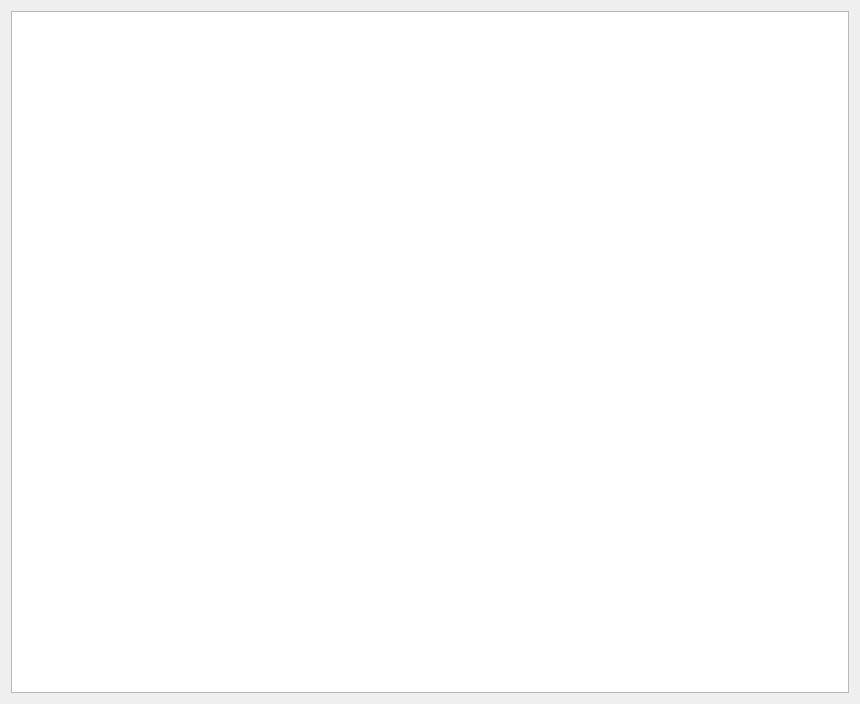
Above: vkconfig/dlghelp.ui from LunarG/VulkanTools before the change. Below: the same form after it.
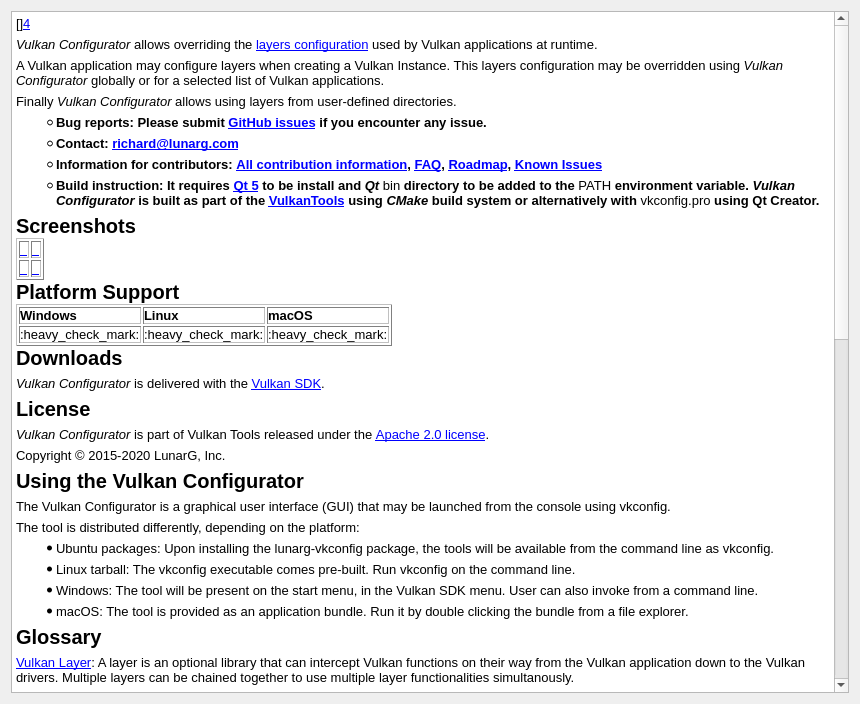
That is the form after the change. Icons and pictures are not drawn.

Commit message: vkconfig2: Help fixes

```diff
--- a/vkconfig/dlghelp.ui
+++ b/vkconfig/dlghelp.ui
@@ -27,7 +27,113 @@
 &lt;html&gt;&lt;head&gt;&lt;meta name=&quot;qrichtext&quot; content=&quot;1&quot; /&gt;&lt;style type=&quot;text/css&quot;&gt;
 p, li { white-space: pre-wrap; }
 &lt;/style&gt;&lt;/head&gt;&lt;body style=&quot; font-family:'Arial'; font-size:10pt; font-weight:400; font-style:normal;&quot;&gt;
-&lt;p style=&quot;-qt-paragraph-type:empty; margin-top:0px; margin-bottom:0px; margin-left:0px; margin-right:0px; -qt-block-indent:0; text-indent:0px;&quot;&gt;&lt;br /&gt;&lt;/p&gt;&lt;/body&gt;&lt;/html&gt;</string>
+&lt;p style=&quot; margin-top:12px; margin-bottom:12px; margin-left:0px; margin-right:0px; -qt-block-indent:0; text-indent:0px;&quot;&gt;&lt;img src=&quot;./images/NewLunarGLogoBlack.png&quot; width=&quot;198&quot; /&gt;&lt;img src=&quot;./images/vulkan_configurator.png&quot; width=&quot;400&quot; /&gt;&lt;/p&gt;
+&lt;p style=&quot; margin-top:6px; margin-bottom:6px; margin-left:0px; margin-right:0px; -qt-block-indent:0; text-indent:0px;&quot;&gt;[&lt;img src=&quot;https://i.creativecommons.org/l/by-nd/4.0/88x31.png&quot; alt=&quot;Creative Commons&quot; title=&quot;Creative Commons License&quot; /&gt;]&lt;a href=&quot;https://creativecommons.org/licenses/by-nd/4.0/&quot;&gt;&lt;span style=&quot; color:#0000ff;&quot;&gt;4&lt;/span&gt;&lt;/a&gt;&lt;/p&gt;
+&lt;p style=&quot; margin-top:6px; margin-bottom:6px; margin-left:0px; margin-right:0px; -qt-block-indent:0; text-indent:0px;&quot;&gt;&lt;span style=&quot; font-style:italic;&quot;&gt;Vulkan Configurator&lt;/span&gt; allows overriding the &lt;a href=&quot;https://github.com/KhronosGroup/Vulkan-Loader/blob/master/loader/LoaderAndLayerInterface.md#layers&quot;&gt;&lt;span style=&quot; color:#0000ff;&quot;&gt;layers configuration&lt;/span&gt;&lt;/a&gt; used by Vulkan applications at runtime.&lt;/p&gt;
+&lt;p style=&quot; margin-top:6px; margin-bottom:6px; margin-left:0px; margin-right:0px; -qt-block-indent:0; text-indent:0px;&quot;&gt;A Vulkan application may configure layers when creating a Vulkan Instance. This layers configuration may be overridden using &lt;span style=&quot; font-style:italic;&quot;&gt;Vulkan Configurator&lt;/span&gt; globally or for a selected list of Vulkan applications.&lt;/p&gt;
+&lt;p style=&quot; margin-top:6px; margin-bottom:6px; margin-left:0px; margin-right:0px; -qt-block-indent:0; text-indent:0px;&quot;&gt;Finally &lt;span style=&quot; font-style:italic;&quot;&gt;Vulkan Configurator&lt;/span&gt; allows using layers from user-defined directories.&lt;/p&gt;
+&lt;ul type=&quot;circle&quot; style=&quot;margin-top: 0px; margin-bottom: 0px; margin-left: 0px; margin-right: 0px; -qt-list-indent: 1;&quot;&gt;&lt;li style=&quot; font-weight:600;&quot; style=&quot; margin-top:6px; margin-bottom:6px; margin-left:0px; margin-right:0px; -qt-block-indent:0; text-indent:0px;&quot;&gt;Bug reports: Please submit &lt;a href=&quot;https://github.com/LunarG/VulkanTools/issues&quot;&gt;&lt;span style=&quot; color:#0000ff;&quot;&gt;GitHub issues&lt;/span&gt;&lt;/a&gt; if you encounter any issue.&lt;/li&gt;
+&lt;li style=&quot; font-weight:600;&quot; style=&quot; margin-top:6px; margin-bottom:6px; margin-left:0px; margin-right:0px; -qt-block-indent:0; text-indent:0px;&quot;&gt;Contact: &lt;a href=&quot;mailto:richard@lunarg.com&quot;&gt;&lt;span style=&quot; color:#0000ff;&quot;&gt;richard@lunarg.com&lt;/span&gt;&lt;/a&gt;&lt;/li&gt;
+&lt;li style=&quot; font-weight:600;&quot; style=&quot; margin-top:6px; margin-bottom:6px; margin-left:0px; margin-right:0px; -qt-block-indent:0; text-indent:0px;&quot;&gt;Information for contributors: &lt;a href=&quot;../CONTRIBUTING.md&quot;&gt;&lt;span style=&quot; color:#0000ff;&quot;&gt;All contribution information&lt;/span&gt;&lt;/a&gt;, &lt;a href=&quot;#faq&quot;&gt;&lt;span style=&quot; color:#0000ff;&quot;&gt;FAQ&lt;/span&gt;&lt;/a&gt;, &lt;a href=&quot;#roadmap&quot;&gt;&lt;span style=&quot; color:#0000ff;&quot;&gt;Roadmap&lt;/span&gt;&lt;/a&gt;, &lt;a href=&quot;#known-issues&quot;&gt;&lt;span style=&quot; color:#0000ff;&quot;&gt;Known Issues&lt;/span&gt;&lt;/a&gt;&lt;/li&gt;
+&lt;li style=&quot; font-weight:600;&quot; style=&quot; margin-top:6px; margin-bottom:6px; margin-left:0px; margin-right:0px; -qt-block-indent:0; text-indent:0px;&quot;&gt;Build instruction: It requires &lt;a href=&quot;https://www.qt.io/download&quot;&gt;&lt;span style=&quot; color:#0000ff;&quot;&gt;Qt 5&lt;/span&gt;&lt;/a&gt; to be install and &lt;span style=&quot; font-style:italic;&quot;&gt;Qt&lt;/span&gt; &lt;span style=&quot; font-family:'Courier New'; font-weight:400;&quot;&gt;bin&lt;/span&gt; directory to be added to the &lt;span style=&quot; font-family:'Courier New'; font-weight:400;&quot;&gt;PATH&lt;/span&gt; environment variable. &lt;span style=&quot; font-style:italic;&quot;&gt;Vulkan Configurator&lt;/span&gt; is built as part of the &lt;a href=&quot;../BUILD.md&quot;&gt;&lt;span style=&quot; color:#0000ff;&quot;&gt;VulkanTools&lt;/span&gt;&lt;/a&gt; using &lt;span style=&quot; font-style:italic;&quot;&gt;CMake&lt;/span&gt; build system or alternatively with &lt;span style=&quot; font-family:'Courier New'; font-weight:400;&quot;&gt;vkconfig.pro&lt;/span&gt; using Qt Creator.&lt;/li&gt;&lt;/ul&gt;
+&lt;h2 style=&quot; margin-top:0px; margin-bottom:0px; margin-left:0px; margin-right:0px; -qt-block-indent:0; text-indent:0px;&quot;&gt;&lt;span style=&quot; font-size:x-large; font-weight:600;&quot;&gt;Screenshots&lt;/span&gt;&lt;/h2&gt;
+&lt;table border=&quot;1&quot; cellspacing=&quot;2&quot;&gt;
+&lt;tr&gt;
+&lt;td&gt;
+&lt;p style=&quot; margin-top:0px; margin-bottom:0px; margin-left:0px; margin-right:0px; -qt-block-indent:0; text-indent:0px;&quot;&gt;&lt;a href=&quot;./images/main_window.png&quot;&gt;&lt;span style=&quot; color:#0000ff;&quot;&gt; &lt;/span&gt;&lt;/a&gt;&lt;img src=&quot;./images/main_window_320px.png&quot; alt=&quot;Main Window&quot; title=&quot;&quot; /&gt;&lt;a href=&quot;./images/main_window.png&quot;&gt;&lt;span style=&quot; color:#0000ff;&quot;&gt; &lt;/span&gt;&lt;/a&gt;&lt;/p&gt;&lt;/td&gt;
+&lt;td&gt;
+&lt;p style=&quot; margin-top:0px; margin-bottom:0px; margin-left:0px; margin-right:0px; -qt-block-indent:0; text-indent:0px;&quot;&gt;&lt;a href=&quot;./images/multiple_layers.png&quot;&gt;&lt;span style=&quot; color:#0000ff;&quot;&gt; &lt;/span&gt;&lt;/a&gt;&lt;img src=&quot;./images/multiple_layers_320px.png&quot; alt=&quot;Overriding multiple layers&quot; title=&quot;&quot; /&gt;&lt;a href=&quot;./images/multiple_layers.png&quot;&gt;&lt;span style=&quot; color:#0000ff;&quot;&gt; &lt;/span&gt;&lt;/a&gt;&lt;/p&gt;&lt;/td&gt;&lt;/tr&gt;
+&lt;tr&gt;
+&lt;td&gt;
+&lt;p style=&quot; margin-top:0px; margin-bottom:0px; margin-left:0px; margin-right:0px; -qt-block-indent:0; text-indent:0px;&quot;&gt;&lt;a href=&quot;./images/launcher.png&quot;&gt;&lt;span style=&quot; color:#0000ff;&quot;&gt; &lt;/span&gt;&lt;/a&gt;&lt;img src=&quot;./images/launcher_320px.png&quot; alt=&quot;Vulkan Applications launchers&quot; title=&quot;&quot; /&gt;&lt;a href=&quot;./images/launcher.png&quot;&gt;&lt;span style=&quot; color:#0000ff;&quot;&gt; &lt;/span&gt;&lt;/a&gt;&lt;/p&gt;&lt;/td&gt;
+&lt;td&gt;
+&lt;p style=&quot; margin-top:0px; margin-bottom:0px; margin-left:0px; margin-right:0px; -qt-block-indent:0; text-indent:0px;&quot;&gt;&lt;a href=&quot;./images/layers_selection_and_ordering.png&quot;&gt;&lt;span style=&quot; color:#0000ff;&quot;&gt; &lt;/span&gt;&lt;/a&gt;&lt;img src=&quot;./images/layers_selection_and_ordering_320px.png&quot; alt=&quot;Vulkan Layers slection and ordering &quot; title=&quot;&quot; /&gt;&lt;a href=&quot;./images/layers_selection_and_ordering.png&quot;&gt;&lt;span style=&quot; color:#0000ff;&quot;&gt; &lt;/span&gt;&lt;/a&gt;&lt;/p&gt;&lt;/td&gt;&lt;/tr&gt;&lt;/table&gt;
+&lt;h2 style=&quot; margin-top:0px; margin-bottom:0px; margin-left:0px; margin-right:0px; -qt-block-indent:0; text-indent:0px;&quot;&gt;&lt;span style=&quot; font-size:x-large; font-weight:600;&quot;&gt;Platform Support&lt;/span&gt;&lt;/h2&gt;
+&lt;table border=&quot;1&quot; cellspacing=&quot;2&quot;&gt;
+&lt;tr&gt;
+&lt;td&gt;
+&lt;p style=&quot; margin-top:0px; margin-bottom:0px; margin-left:0px; margin-right:0px; -qt-block-indent:0; text-indent:0px;&quot;&gt;&lt;span style=&quot; font-weight:600;&quot;&gt;Windows&lt;/span&gt;&lt;/p&gt;&lt;/td&gt;
+&lt;td&gt;
+&lt;p style=&quot; margin-top:0px; margin-bottom:0px; margin-left:0px; margin-right:0px; -qt-block-indent:0; text-indent:0px;&quot;&gt;&lt;span style=&quot; font-weight:600;&quot;&gt;Linux&lt;/span&gt;&lt;/p&gt;&lt;/td&gt;
+&lt;td&gt;
+&lt;p style=&quot; margin-top:0px; margin-bottom:0px; margin-left:0px; margin-right:0px; -qt-block-indent:0; text-indent:0px;&quot;&gt;&lt;span style=&quot; font-weight:600;&quot;&gt;macOS&lt;/span&gt;&lt;/p&gt;&lt;/td&gt;&lt;/tr&gt;
+&lt;tr&gt;
+&lt;td&gt;
+&lt;p style=&quot; margin-top:0px; margin-bottom:0px; margin-left:0px; margin-right:0px; -qt-block-indent:0; text-indent:0px;&quot;&gt;:heavy_check_mark:&lt;/p&gt;&lt;/td&gt;
+&lt;td&gt;
+&lt;p style=&quot; margin-top:0px; margin-bottom:0px; margin-left:0px; margin-right:0px; -qt-block-indent:0; text-indent:0px;&quot;&gt;:heavy_check_mark:&lt;/p&gt;&lt;/td&gt;
+&lt;td&gt;
+&lt;p style=&quot; margin-top:0px; margin-bottom:0px; margin-left:0px; margin-right:0px; -qt-block-indent:0; text-indent:0px;&quot;&gt;:heavy_check_mark:&lt;/p&gt;&lt;/td&gt;&lt;/tr&gt;&lt;/table&gt;
+&lt;h2 style=&quot; margin-top:0px; margin-bottom:0px; margin-left:0px; margin-right:0px; -qt-block-indent:0; text-indent:0px;&quot;&gt;&lt;span style=&quot; font-size:x-large; font-weight:600;&quot;&gt;Downloads&lt;/span&gt;&lt;/h2&gt;
+&lt;p style=&quot; margin-top:6px; margin-bottom:6px; margin-left:0px; margin-right:0px; -qt-block-indent:0; text-indent:0px;&quot;&gt;&lt;span style=&quot; font-style:italic;&quot;&gt;Vulkan Configurator&lt;/span&gt; is delivered with the &lt;a href=&quot;https://vulkan.lunarg.com/sdk/home&quot;&gt;&lt;span style=&quot; color:#0000ff;&quot;&gt;Vulkan SDK&lt;/span&gt;&lt;/a&gt;.&lt;/p&gt;
+&lt;h2 style=&quot; margin-top:0px; margin-bottom:0px; margin-left:0px; margin-right:0px; -qt-block-indent:0; text-indent:0px;&quot;&gt;&lt;span style=&quot; font-size:x-large; font-weight:600;&quot;&gt;License&lt;/span&gt;&lt;/h2&gt;
+&lt;p style=&quot; margin-top:6px; margin-bottom:6px; margin-left:0px; margin-right:0px; -qt-block-indent:0; text-indent:0px;&quot;&gt;&lt;span style=&quot; font-style:italic;&quot;&gt;Vulkan Configurator&lt;/span&gt; is part of Vulkan Tools released under the &lt;a href=&quot;../LICENSE.txt&quot;&gt;&lt;span style=&quot; color:#0000ff;&quot;&gt;Apache 2.0 license&lt;/span&gt;&lt;/a&gt;.&lt;/p&gt;
+&lt;p style=&quot; margin-top:6px; margin-bottom:6px; margin-left:0px; margin-right:0px; -qt-block-indent:0; text-indent:0px;&quot;&gt;Copyright © 2015-2020 LunarG, Inc.&lt;/p&gt;
+&lt;h2 style=&quot; margin-top:0px; margin-bottom:0px; margin-left:0px; margin-right:0px; -qt-block-indent:0; text-indent:0px;&quot;&gt;&lt;span style=&quot; font-size:x-large; font-weight:600;&quot;&gt;Using the Vulkan Configurator&lt;/span&gt;&lt;/h2&gt;
+&lt;p style=&quot; margin-top:6px; margin-bottom:6px; margin-left:0px; margin-right:0px; -qt-block-indent:0; text-indent:0px;&quot;&gt;The Vulkan Configurator is a graphical user interface (GUI) that may be launched from the console using &lt;span style=&quot; font-family:'Courier New';&quot;&gt;vkconfig&lt;/span&gt;.&lt;/p&gt;
+&lt;p style=&quot; margin-top:6px; margin-bottom:6px; margin-left:0px; margin-right:0px; -qt-block-indent:0; text-indent:0px;&quot;&gt;The tool is distributed differently, depending on the platform:&lt;/p&gt;
+&lt;ul style=&quot;margin-top: 0px; margin-bottom: 0px; margin-left: 0px; margin-right: 0px; -qt-list-indent: 1;&quot;&gt;&lt;li style=&quot; margin-top:6px; margin-bottom:6px; margin-left:0px; margin-right:0px; -qt-block-indent:0; text-indent:0px;&quot;&gt;Ubuntu packages: Upon installing the &lt;span style=&quot; font-family:'Courier New';&quot;&gt;lunarg-vkconfig&lt;/span&gt; package, the tools will be available from the command line as &lt;span style=&quot; font-family:'Courier New';&quot;&gt;vkconfig&lt;/span&gt;.&lt;/li&gt;
+&lt;li style=&quot; margin-top:6px; margin-bottom:6px; margin-left:0px; margin-right:0px; -qt-block-indent:0; text-indent:0px;&quot;&gt;Linux tarball: The vkconfig executable comes pre-built. Run vkconfig on the command line.&lt;/li&gt;
+&lt;li style=&quot; margin-top:6px; margin-bottom:6px; margin-left:0px; margin-right:0px; -qt-block-indent:0; text-indent:0px;&quot;&gt;Windows: The tool will be present on the start menu, in the Vulkan SDK menu. User can also invoke from a command line.&lt;/li&gt;
+&lt;li style=&quot; margin-top:6px; margin-bottom:6px; margin-left:0px; margin-right:0px; -qt-block-indent:0; text-indent:0px;&quot;&gt;macOS: The tool is provided as an application bundle. Run it by double clicking the bundle from a file explorer.&lt;/li&gt;&lt;/ul&gt;
+&lt;h2 style=&quot; margin-top:0px; margin-bottom:0px; margin-left:0px; margin-right:0px; -qt-block-indent:0; text-indent:0px;&quot;&gt;&lt;span style=&quot; font-size:x-large; font-weight:600;&quot;&gt;Glossary&lt;/span&gt;&lt;/h2&gt;
+&lt;p style=&quot; margin-top:6px; margin-bottom:6px; margin-left:0px; margin-right:0px; -qt-block-indent:0; text-indent:0px;&quot;&gt;&lt;a href=&quot;https://github.com/KhronosGroup/Vulkan-Loader/blob/master/loader/LoaderAndLayerInterface.md#layers&quot;&gt;&lt;span style=&quot; color:#0000ff;&quot;&gt;Vulkan Layer&lt;/span&gt;&lt;/a&gt;: A layer is an optional library that can intercept Vulkan functions on their way from the Vulkan application down to the Vulkan drivers. Multiple layers can be chained together to use multiple layer functionalities simultanously.&lt;/p&gt;
+&lt;p style=&quot; margin-top:6px; margin-bottom:6px; margin-left:0px; margin-right:0px; -qt-block-indent:0; text-indent:0px;&quot;&gt;&lt;span style=&quot; font-weight:600;&quot;&gt;Vulkan Layers Configuration&lt;/span&gt;: A collection of Vulkan Layers executed in &lt;a href=&quot;./vkconfig.md#vulkan-layers-execution-order-overview&quot;&gt;&lt;span style=&quot; color:#0000ff;&quot;&gt;a specific order&lt;/span&gt;&lt;/a&gt; with specific settings for each layer.&lt;/p&gt;
+&lt;p style=&quot; margin-top:6px; margin-bottom:6px; margin-left:0px; margin-right:0px; -qt-block-indent:0; text-indent:0px;&quot;&gt;&lt;span style=&quot; font-weight:600;&quot;&gt;Vulkan &lt;/span&gt;&lt;a href=&quot;https://github.com/KhronosGroup/Vulkan-Loader/blob/master/loader/LoaderAndLayerInterface.md#implicit-vs-explicit-layers&quot;&gt;&lt;span style=&quot; color:#0000ff;&quot;&gt;Explicit Layers vs Implicit Layer&lt;/span&gt;&lt;/a&gt;: An explicit layer has to be explicitly activated by the user from source in &lt;span style=&quot; font-family:'Courier New';&quot;&gt;vkCreateInstance&lt;/span&gt;, using Vulkan Configurator or &lt;span style=&quot; font-family:'Courier New';&quot;&gt;VK_INSTANCE_LAYERS&lt;/span&gt; environment variable. Implicit layers are enabled by their existence on the system by default.&lt;/p&gt;
+&lt;p style=&quot; margin-top:6px; margin-bottom:6px; margin-left:0px; margin-right:0px; -qt-block-indent:0; text-indent:0px;&quot;&gt;&lt;span style=&quot; font-weight:600;&quot;&gt;Vulkan &lt;/span&gt;&lt;a href=&quot;https://github.com/KhronosGroup/Vulkan-Loader/blob/master/loader/LoaderAndLayerInterface.md#meta-layers&quot;&gt;&lt;span style=&quot; color:#0000ff;&quot;&gt;Meta-Layer&lt;/span&gt;&lt;/a&gt;: Meta-layers are a special kind of layer which is only available through the desktop &lt;a href=&quot;https://github.com/KhronosGroup/Vulkan-Loader&quot;&gt;&lt;span style=&quot; color:#0000ff;&quot;&gt;Vulkan Loader&lt;/span&gt;&lt;/a&gt;. While usual layers are associated with one particular library, a meta-layer is actually a collection layer which contains an ordered list of other layers called &lt;span style=&quot; font-style:italic;&quot;&gt;component layers&lt;/span&gt;.&lt;/p&gt;
+&lt;p style=&quot; margin-top:6px; margin-bottom:6px; margin-left:0px; margin-right:0px; -qt-block-indent:0; text-indent:0px;&quot;&gt;&lt;a href=&quot;https://github.com/KhronosGroup/Vulkan-Loader/blob/master/loader/LoaderAndLayerInterface.md##override-meta-layer&quot;&gt;&lt;span style=&quot; color:#0000ff;&quot;&gt;Vulkan Override Layer&lt;/span&gt;&lt;/a&gt;: The Vulkan Override Layer is an implicit meta-layer found on the system with the name &lt;span style=&quot; font-family:'Courier New';&quot;&gt;VK_LAYER_LUNARG_override&lt;/span&gt;. It is the mechanism used by &lt;span style=&quot; font-style:italic;&quot;&gt;Vulkan Configurator&lt;/span&gt; to override Vulkan applications layers. This layer contains:&lt;/p&gt;
+&lt;ul style=&quot;margin-top: 0px; margin-bottom: 0px; margin-left: 0px; margin-right: 0px; -qt-list-indent: 1;&quot;&gt;&lt;li style=&quot; margin-top:6px; margin-bottom:6px; margin-left:0px; margin-right:0px; -qt-block-indent:0; text-indent:0px;&quot;&gt;The ordered list of layers to activate&lt;/li&gt;
+&lt;li style=&quot; margin-top:6px; margin-bottom:6px; margin-left:0px; margin-right:0px; -qt-block-indent:0; text-indent:0px;&quot;&gt;The list of layers to exclude from execution&lt;/li&gt;
+&lt;li style=&quot; margin-top:6px; margin-bottom:6px; margin-left:0px; margin-right:0px; -qt-block-indent:0; text-indent:0px;&quot;&gt;The list of paths to executables that the layers override applies to. If this list is empty, the override is applied to every application upon startup. This feature can be configured with Vulkan Configurator when&lt;/li&gt;&lt;/ul&gt;
+&lt;p style=&quot; margin-top:6px; margin-bottom:6px; margin-left:0px; margin-right:0px; -qt-block-indent:0; text-indent:0px;&quot;&gt;&lt;span style=&quot; font-weight:600;&quot;&gt;Vulkan Layer settings&lt;/span&gt;: Per layer settings loaded by each layer library and stored in the &lt;span style=&quot; font-family:'Courier New';&quot;&gt;vk_layer_settings.txt&lt;/span&gt; file. This file is located either next to the Vulkan application executable or set globally, applied to all Vulkan applications. These settings are described &lt;a href=&quot;https://github.com/KhronosGroup/Vulkan-ValidationLayers/blob/master/layers/vk_layer_settings.txt&quot;&gt;&lt;span style=&quot; color:#0000ff;&quot;&gt;here for VK_LAYER_KHRONOS_validation&lt;/span&gt;&lt;/a&gt; and &lt;a href=&quot;https://github.com/LunarG/VulkanTools/blob/master/layersvt/vk_layer_settings.txt&quot;&gt;&lt;span style=&quot; color:#0000ff;&quot;&gt;here for other layers created by LunarG&lt;/span&gt;&lt;/a&gt;.&lt;/p&gt;
+&lt;h2 style=&quot; margin-top:0px; margin-bottom:0px; margin-left:0px; margin-right:0px; -qt-block-indent:0; text-indent:0px;&quot;&gt;&lt;span style=&quot; font-size:x-large; font-weight:600;&quot;&gt;Vulkan Layers execution order overview&lt;/span&gt;&lt;/h2&gt;
+&lt;p style=&quot; margin-top:6px; margin-bottom:6px; margin-left:0px; margin-right:0px; -qt-block-indent:0; text-indent:0px;&quot;&gt;&lt;a href=&quot;./images/vulkan_layers_order.png&quot;&gt;&lt;span style=&quot; color:#0000ff;&quot;&gt; &lt;/span&gt;&lt;/a&gt;&lt;img src=&quot;./images/vulkan_layers_order_small.png&quot; alt=&quot;Vulkan Loader&quot; title=&quot;&quot; /&gt;&lt;a href=&quot;./images/vulkan_layers_order.png&quot;&gt;&lt;span style=&quot; color:#0000ff;&quot;&gt; &lt;/span&gt;&lt;/a&gt;&lt;/p&gt;
+&lt;h2 style=&quot; margin-top:0px; margin-bottom:0px; margin-left:0px; margin-right:0px; -qt-block-indent:0; text-indent:0px;&quot;&gt;&lt;span style=&quot; font-size:x-large; font-weight:600;&quot;&gt;Vulkan Loader and Layers design overview&lt;/span&gt;&lt;/h2&gt;
+&lt;p style=&quot; margin-top:6px; margin-bottom:6px; margin-left:0px; margin-right:0px; -qt-block-indent:0; text-indent:0px;&quot;&gt;&lt;a href=&quot;./images/vulkan_loader.png&quot;&gt;&lt;span style=&quot; color:#0000ff;&quot;&gt; &lt;/span&gt;&lt;/a&gt;&lt;img src=&quot;./images/vulkan_loader_640px.png&quot; alt=&quot;Vulkan Loader&quot; title=&quot;&quot; /&gt;&lt;a href=&quot;./images/vulkan_loader.png&quot;&gt;&lt;span style=&quot; color:#0000ff;&quot;&gt; &lt;/span&gt;&lt;/a&gt;&lt;/p&gt;
+&lt;p style=&quot; margin-top:6px; margin-bottom:6px; margin-left:0px; margin-right:0px; -qt-block-indent:0; text-indent:0px;&quot;&gt;For detailed information, read the &lt;a href=&quot;https://github.com/KhronosGroup/Vulkan-Loader/blob/master/loader/LoaderAndLayerInterface.md&quot;&gt;&lt;span style=&quot; color:#0000ff;&quot;&gt;Architecture of the Vulkan Loader Interfaces&lt;/span&gt;&lt;/a&gt; document.&lt;/p&gt;
+&lt;h2 style=&quot; margin-top:0px; margin-bottom:0px; margin-left:0px; margin-right:0px; -qt-block-indent:0; text-indent:0px;&quot;&gt;&lt;span style=&quot; font-size:x-large; font-weight:600;&quot;&gt;OS User-Specific Modifications&lt;/span&gt;&lt;/h2&gt;
+&lt;p style=&quot; margin-top:6px; margin-bottom:6px; margin-left:0px; margin-right:0px; -qt-block-indent:0; text-indent:0px;&quot;&gt;The &lt;span style=&quot; font-style:italic;&quot;&gt;Vulkan Configurator&lt;/span&gt; does not make any system-wide changes to a system, but it does make user-specific changes. These changes are documented below:&lt;/p&gt;
+&lt;h3 style=&quot; margin-top:0px; margin-bottom:0px; margin-left:0px; margin-right:0px; -qt-block-indent:0; text-indent:0px;&quot;&gt;&lt;span style=&quot; font-size:large; font-weight:600;&quot;&gt;Linux and macOS&lt;/span&gt;&lt;/h3&gt;
+&lt;p style=&quot; margin-top:6px; margin-bottom:6px; margin-left:0px; margin-right:0px; -qt-block-indent:0; text-indent:0px;&quot;&gt;Unix systems store files in the following paths:&lt;/p&gt;
+&lt;ul style=&quot;margin-top: 0px; margin-bottom: 0px; margin-left: 0px; margin-right: 0px; -qt-list-indent: 1;&quot;&gt;&lt;li style=&quot; font-family:'Courier New';&quot; style=&quot; margin-top:6px; margin-bottom:6px; margin-left:0px; margin-right:0px; -qt-block-indent:0; text-indent:0px;&quot;&gt;$HOME/.local/share/vulkan/implicit_layer.d/VkLayer_override.json tells a Vulkan application which layers to use&lt;/li&gt;
+&lt;li style=&quot; font-family:'Courier New';&quot; style=&quot; margin-top:6px; margin-bottom:6px; margin-left:0px; margin-right:0px; -qt-block-indent:0; text-indent:0px;&quot;&gt;$HOME/.local/share/vulkan/settings.d/vk_layer_settings.txt tells Vulkan layers which settings to use&lt;/li&gt;
+&lt;li style=&quot; font-family:'Courier New';&quot; style=&quot; margin-top:6px; margin-bottom:6px; margin-left:0px; margin-right:0px; -qt-block-indent:0; text-indent:0px;&quot;&gt;$HOME/.config/LunarG/vkconfig.conf stores the application settings for vkconfig&lt;/li&gt;&lt;/ul&gt;
+&lt;h3 style=&quot; margin-top:0px; margin-bottom:0px; margin-left:0px; margin-right:0px; -qt-block-indent:0; text-indent:0px;&quot;&gt;&lt;span style=&quot; font-size:large; font-weight:600;&quot;&gt;Windows&lt;/span&gt;&lt;/h3&gt;
+&lt;p style=&quot; margin-top:6px; margin-bottom:6px; margin-left:0px; margin-right:0px; -qt-block-indent:0; text-indent:0px;&quot;&gt;Windows systems store files in the following paths:&lt;/p&gt;
+&lt;ul style=&quot;margin-top: 0px; margin-bottom: 0px; margin-left: 0px; margin-right: 0px; -qt-list-indent: 1;&quot;&gt;&lt;li style=&quot; font-family:'Courier New';&quot; style=&quot; margin-top:6px; margin-bottom:6px; margin-left:0px; margin-right:0px; -qt-block-indent:0; text-indent:0px;&quot;&gt;%TEMP%\VulkanLayerManager\VkLayerOverride.json tells a Vulkan application which layers to use&lt;/li&gt;
+&lt;li style=&quot; font-family:'Courier New';&quot; style=&quot; margin-top:6px; margin-bottom:6px; margin-left:0px; margin-right:0px; -qt-block-indent:0; text-indent:0px;&quot;&gt;%TEMP%\VulkanLayerManager\vk_layer_settings.txt tells Vulkan layers which settings to use&lt;/li&gt;&lt;/ul&gt;
+&lt;p style=&quot; margin-top:6px; margin-bottom:6px; margin-left:0px; margin-right:0px; -qt-block-indent:0; text-indent:0px;&quot;&gt;In addition, Windows system create registry entries in the following locations:&lt;/p&gt;
+&lt;ul style=&quot;margin-top: 0px; margin-bottom: 0px; margin-left: 0px; margin-right: 0px; -qt-list-indent: 1;&quot;&gt;&lt;li style=&quot; font-family:'Courier New';&quot; style=&quot; margin-top:6px; margin-bottom:6px; margin-left:0px; margin-right:0px; -qt-block-indent:0; text-indent:0px;&quot;&gt;HKEY_CURRENT_USER\Software\Khronos\Vulkan\ImplicitLayers will have an entry that points to the JSON file above&lt;/li&gt;
+&lt;li style=&quot; font-family:'Courier New';&quot; style=&quot; margin-top:6px; margin-bottom:6px; margin-left:0px; margin-right:0px; -qt-block-indent:0; text-indent:0px;&quot;&gt;HKEY_CURRENT_USER\Software\Khronos\Vulkan\Settings will have an entry that points to the text file above&lt;/li&gt;
+&lt;li style=&quot; font-family:'Courier New';&quot; style=&quot; margin-top:6px; margin-bottom:6px; margin-left:0px; margin-right:0px; -qt-block-indent:0; text-indent:0px;&quot;&gt;HKEY_CURRENT_USER\Software\LunarG\vkconfig stores the application settings for vkconfig&lt;/li&gt;&lt;/ul&gt;
+&lt;h2 style=&quot; margin-top:0px; margin-bottom:0px; margin-left:0px; margin-right:0px; -qt-block-indent:0; text-indent:0px;&quot;&gt;&lt;span style=&quot; font-size:x-large; font-weight:600;&quot;&gt;FAQ&lt;/span&gt;&lt;/h2&gt;
+&lt;h3 style=&quot; margin-top:0px; margin-bottom:0px; margin-left:0px; margin-right:0px; -qt-block-indent:0; text-indent:0px;&quot;&gt;&lt;span style=&quot; font-size:large; font-weight:600;&quot;&gt;How do I use Vulkan Configurator to override only the Vulkan layers of a selected list of applications?&lt;/span&gt;&lt;/h3&gt;
+&lt;p style=&quot; margin-top:6px; margin-bottom:6px; margin-left:0px; margin-right:0px; -qt-block-indent:0; text-indent:0px;&quot;&gt;This is typically done by enabling the &amp;quot;Apply only to the selected list of Vulkan applications&amp;quot; check box.&lt;img src=&quot;./images/only_list.png&quot; /&gt;&lt;/p&gt;
+&lt;p style=&quot; margin-top:6px; margin-bottom:6px; margin-left:0px; margin-right:0px; -qt-block-indent:0; text-indent:0px;&quot;&gt;However, if this is not working it might be because the &lt;span style=&quot; font-style:italic;&quot;&gt;Vulkan Loader&lt;/span&gt; on the system is too old. Version 1.2.141 or newer of the Vulkan Loader is required. Update the &lt;span style=&quot; font-style:italic;&quot;&gt;Vulkan Loader&lt;/span&gt; by installing the latest &lt;a href=&quot;https://vulkan.lunarg.com/sdk/home&quot;&gt;&lt;span style=&quot; color:#0000ff;&quot;&gt;Vulkan Runtime&lt;/span&gt;&lt;/a&gt; to enable this feature.&lt;/p&gt;
+&lt;h2 style=&quot; margin-top:0px; margin-bottom:0px; margin-left:0px; margin-right:0px; -qt-block-indent:0; text-indent:0px;&quot;&gt;&lt;span style=&quot; font-size:x-large; font-weight:600;&quot;&gt;Roadmap&lt;/span&gt;&lt;/h2&gt;
+&lt;ul style=&quot;margin-top: 0px; margin-bottom: 0px; margin-left: 0px; margin-right: 0px; -qt-list-indent: 1;&quot;&gt;&lt;li style=&quot; margin-top:6px; margin-bottom:6px; margin-left:0px; margin-right:0px; -qt-block-indent:0; text-indent:0px;&quot;&gt;Use Private Settings Layer Extension new APIs categorize settings and allow layers by developers integration of settings in vkconfig &lt;a href=&quot;https://github.com/KhronosGroup/Vulkan-ValidationLayers/pull/1920&quot;&gt;&lt;span style=&quot; color:#0000ff;&quot;&gt;https://github.com/KhronosGroup/Vulkan-ValidationLayers/pull/1920&lt;/span&gt;&lt;/a&gt;&lt;/li&gt;
+&lt;li style=&quot; margin-top:6px; margin-bottom:6px; margin-left:0px; margin-right:0px; -qt-block-indent:0; text-indent:0px;&quot;&gt;Improve the layer settings representation and organization.&lt;/li&gt;
+&lt;li style=&quot; margin-top:6px; margin-bottom:6px; margin-left:0px; margin-right:0px; -qt-block-indent:0; text-indent:0px;&quot;&gt;Full coverage of &lt;a href=&quot;https://www.khronos.org/registry/vulkan/specs/1.2-extensions/man/html/VK_EXT_debug_utils.html&quot;&gt;&lt;span style=&quot; color:#0000ff;&quot;&gt;VK_EXT_debug_utils&lt;/span&gt;&lt;/a&gt; for message filtering.&lt;/li&gt;
+&lt;li style=&quot; margin-top:6px; margin-bottom:6px; margin-left:0px; margin-right:0px; -qt-block-indent:0; text-indent:0px;&quot;&gt;Refactor the loader to replace &lt;span style=&quot; font-family:'Courier New';&quot;&gt;vk_layer_settings.txt&lt;/span&gt; and &lt;span style=&quot; font-family:'Courier New';&quot;&gt;VkLayer_override.json&lt;/span&gt; by json files generated by &lt;span style=&quot; font-family:'Courier New';&quot;&gt;Vulkan Configurator&lt;/span&gt;.&lt;/li&gt;
+&lt;ul style=&quot;margin-top: 0px; margin-bottom: 0px; margin-left: 0px; margin-right: 0px; -qt-list-indent: 2;&quot;&gt;&lt;li style=&quot; margin-top:6px; margin-bottom:6px; margin-left:0px; margin-right:0px; -qt-block-indent:0; text-indent:0px;&quot;&gt;Global layers overriding file is placed in &lt;span style=&quot; font-family:'Courier New';&quot;&gt;VulkanLayerManager&lt;/span&gt; directory.&lt;/li&gt;
+&lt;li style=&quot; margin-top:6px; margin-bottom:6px; margin-left:0px; margin-right:0px; -qt-block-indent:0; text-indent:0px;&quot;&gt;Local layers overriding file / selected Vulkan application is placed the application directory.&lt;/li&gt;&lt;/ul&gt;
+&lt;li style=&quot; margin-top:6px; margin-bottom:6px; margin-left:0px; margin-right:0px; -qt-block-indent:0; text-indent:0px;&quot;&gt;Add full command line arguments to use &lt;span style=&quot; font-family:'Courier New';&quot;&gt;Vulkan Configurator&lt;/span&gt; features and add a test framework.&lt;/li&gt;
+&lt;li style=&quot; margin-top:6px; margin-bottom:6px; margin-left:0px; margin-right:0px; -qt-block-indent:0; text-indent:0px;&quot;&gt;Add a test to check Vulkan is working fine on the machine and display the review in the log at Vulkan Configurator start up.&lt;/li&gt;
+&lt;li style=&quot; margin-top:6px; margin-bottom:6px; margin-left:0px; margin-right:0px; -qt-block-indent:0; text-indent:0px;&quot;&gt;Improve layer ordering representation and accuracy.&lt;/li&gt;
+&lt;li style=&quot; margin-top:6px; margin-bottom:6px; margin-left:0px; margin-right:0px; -qt-block-indent:0; text-indent:0px;&quot;&gt;Add Import and export of layers configurations.&lt;/li&gt;
+&lt;li style=&quot; margin-top:6px; margin-bottom:6px; margin-left:0px; margin-right:0px; -qt-block-indent:0; text-indent:0px;&quot;&gt;Add multiple command line arguments and environment variables per application.&lt;/li&gt;
+&lt;li style=&quot; margin-top:6px; margin-bottom:6px; margin-left:0px; margin-right:0px; -qt-block-indent:0; text-indent:0px;&quot;&gt;Add a search field for the launcher log area and button to open the launcher log file, make it possible to browse the log.&lt;/li&gt;
+&lt;li style=&quot; margin-top:6px; margin-bottom:6px; margin-left:0px; margin-right:0px; -qt-block-indent:0; text-indent:0px;&quot;&gt;Make vkconfig a service to add an icon in the taskbar when running.&lt;/li&gt;
+&lt;li style=&quot; margin-top:6px; margin-bottom:6px; margin-left:0px; margin-right:0px; -qt-block-indent:0; text-indent:0px;&quot;&gt;Add a dedicated Vulkan Configurator layer to capture all the debug messages directly.&lt;/li&gt;
+&lt;li style=&quot; margin-top:6px; margin-bottom:6px; margin-left:0px; margin-right:0px; -qt-block-indent:0; text-indent:0px;&quot;&gt;Add display of a detailed description of each layer.&lt;/li&gt;&lt;/ul&gt;
+&lt;h2 style=&quot; margin-top:0px; margin-bottom:0px; margin-left:0px; margin-right:0px; -qt-block-indent:0; text-indent:0px;&quot;&gt;&lt;span style=&quot; font-size:x-large; font-weight:600;&quot;&gt;Known Issues&lt;/span&gt;&lt;/h2&gt;
+&lt;ul style=&quot;margin-top: 0px; margin-bottom: 0px; margin-left: 0px; margin-right: 0px; -qt-list-indent: 1;&quot;&gt;&lt;li style=&quot; margin-top:6px; margin-bottom:6px; margin-left:0px; margin-right:0px; -qt-block-indent:0; text-indent:0px;&quot;&gt;The UI still feels a little clunky... Need more polish.&lt;/li&gt;
+&lt;li style=&quot; margin-top:6px; margin-bottom:6px; margin-left:0px; margin-right:0px; -qt-block-indent:0; text-indent:0px;&quot;&gt;Message filtering using VUID name and index is not yet fully implemented.&lt;/li&gt;
+&lt;li style=&quot; margin-top:6px; margin-bottom:6px; margin-left:0px; margin-right:0px; -qt-block-indent:0; text-indent:0px;&quot;&gt;Layers will use the override layer settings and ignore the local file with no warning to the user.&lt;/li&gt;
+&lt;li style=&quot; margin-top:6px; margin-bottom:6px; margin-left:0px; margin-right:0px; -qt-block-indent:0; text-indent:0px;&quot;&gt;Layer paths may not be duplicated in the layer override json file. They currently are.&lt;/li&gt;
+&lt;li style=&quot; margin-top:6px; margin-bottom:6px; margin-left:0px; margin-right:0px; -qt-block-indent:0; text-indent:0px;&quot;&gt;Layer execution order express in the &amp;quot;Select Vulkan Layers to override and execution order&amp;quot; window is not accurate, only &lt;span style=&quot; font-weight:600;&quot;&gt;forced on&lt;/span&gt; layers can be ordered.&lt;/li&gt;
+&lt;li style=&quot; margin-top:6px; margin-bottom:6px; margin-left:0px; margin-right:0px; -qt-block-indent:0; text-indent:0px;&quot;&gt;Layers settings fields are not checked for syntax errors.&lt;/li&gt;
+&lt;li style=&quot; margin-top:6px; margin-bottom:6px; margin-left:0px; margin-right:0px; -qt-block-indent:0; text-indent:0px;&quot;&gt;The user can't reorder the layers configurations in the list.&lt;/li&gt;&lt;/ul&gt;&lt;/body&gt;&lt;/html&gt;</string>
      </property>
      <property name="source">
       <url>
```
The commit also changes 1 other file.
